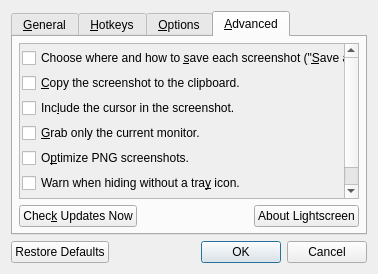
Old version of the form dialogs/optionsdialog.ui in the repository manjeetdahiya/lightscreen-clone.
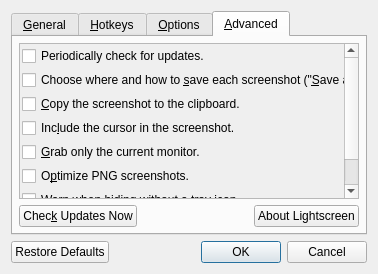
New version of the form. The open tabs and pages were chosen to show the change. Icons and pictures are not drawn. Custom widgets are drawn as their Qt base class.

Diff of the .ui file:
```diff
--- a/dialogs/optionsdialog.ui
+++ b/dialogs/optionsdialog.ui
@@ -452,13 +452,6 @@
          </property>
         </widget>
        </item>
-       <item>
-        <widget class="QCheckBox" name="updaterCheckBox">
-         <property name="text">
-          <string>Periodically check for updates.</string>
-         </property>
-        </widget>
-       </item>
        <item>
         <widget class="QCheckBox" name="magnifyCheckBox">
          <property name="text">
@@ -628,25 +621,23 @@
             <x>0</x>
             <y>0</y>
             <width>324</width>
-            <height>164</height>
+            <height>176</height>
            </rect>
           </property>
           <layout class="QVBoxLayout" name="verticalLayout">
            <property name="spacing">
-            <number>5</number>
-           </property>
-           <property name="leftMargin">
-            <number>2</number>
-           </property>
-           <property name="topMargin">
             <number>4</number>
            </property>
-           <property name="rightMargin">
+           <property name="margin">
             <number>2</number>
            </property>
-           <property name="bottomMargin">
-            <number>4</number>
-           </property>
+           <item>
+            <widget class="QCheckBox" name="updaterCheckBox">
+             <property name="text">
+              <string>Periodically check for updates.</string>
+             </property>
+            </widget>
+           </item>
            <item>
             <widget class="QCheckBox" name="saveAsCheckBox">
              <property name="text">
```
Left out of the diff: 21 changed lines with no effect on the pictures.
